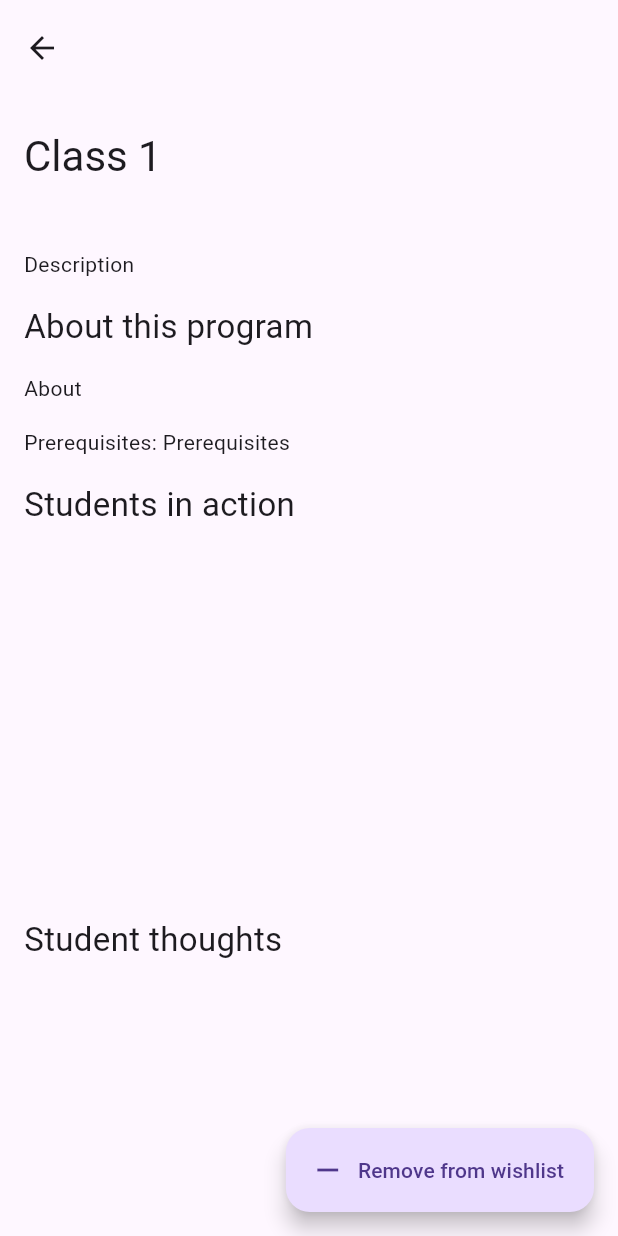
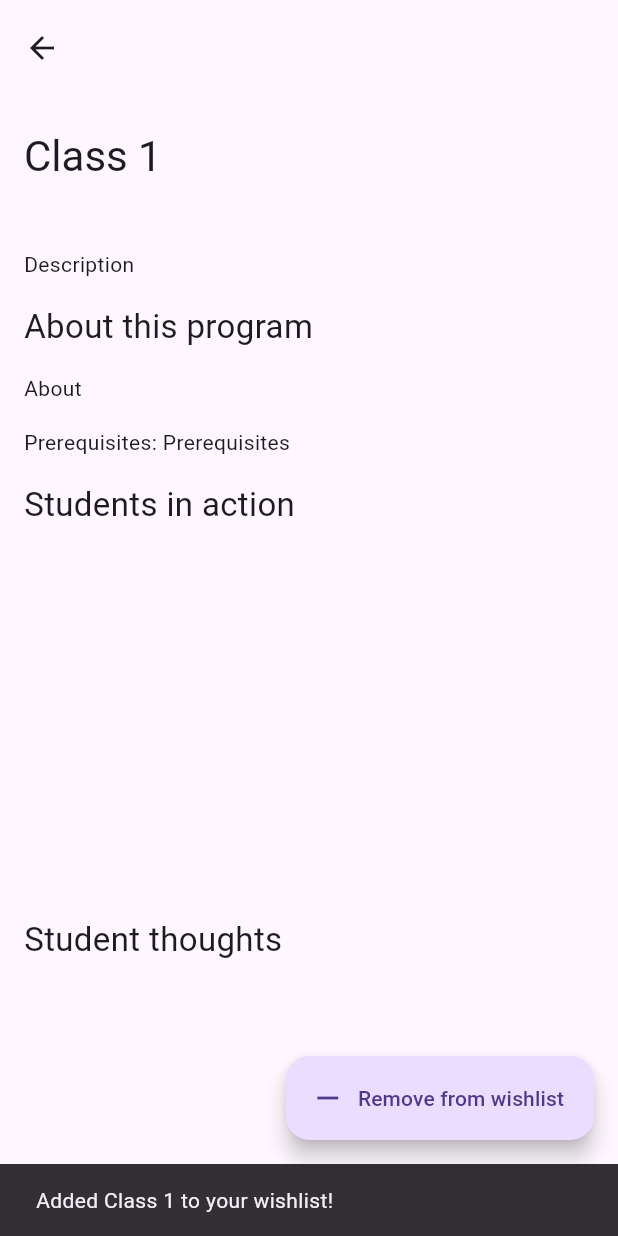
Before and after one commit to Advanced-Technology-Center-VB/ATC-Mobile-App, a Flutter app: the RouteClass screen opened directly with sample values from the repository, after a tap on "Add to wishlist", on a phone screen of 412 x 824 dp. Run offline on Flutter 3.47's test engine with Material 3 defaults, Android fonts, the phone set to English and light mode, and no system bars; our stand-ins replace flutter_local_notifications, get_it, shared_preferences, timezone; missing offline and left inert: humanizer; accounts and stored records are empty; network calls fail.

Commit message:
Added snackbar when updating wishlist

```diff
--- a/lib/route/route_class.dart
+++ b/lib/route/route_class.dart
@@ -71,13 +71,21 @@ class _RouteClassState extends State<RouteClass> {
         floatingActionButton: FloatingActionButton.extended(
           onPressed: () {
             setState(() {
+              String message;
+
               if (vm.inWishlist) {
                 vm.wishlist.removeWhere((model) => model.id == widget.classModel.id);
                 vm.inWishlist = false;
+
+                message = "Removed ${widget.classModel.name} from your wishlist!";
               } else {
                 vm.wishlist.add(widget.classModel);
                 vm.inWishlist = true;
+
+                message = "Added ${widget.classModel.name} to your wishlist!";
               }
+
+              ScaffoldMessenger.of(context).showSnackBar(SnackBar(content: Text(message)));
             });
           },
           label: Text(vm.inWishlist ? "Remove from wishlist" : "Add to wishlist"),
```
